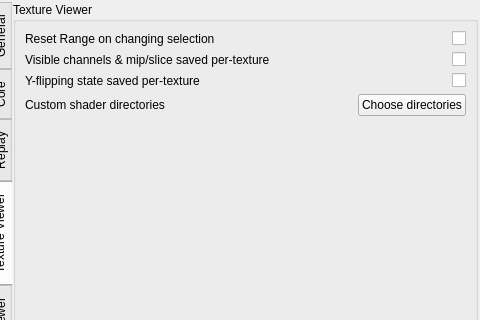
baldurk/renderdoc, file qrenderdoc/Windows/Dialogs/SettingsDialog.ui: the form before one commit; both pictures show x 121 to 601 and y 0 to 320 of the 601 by 571 pixel window.
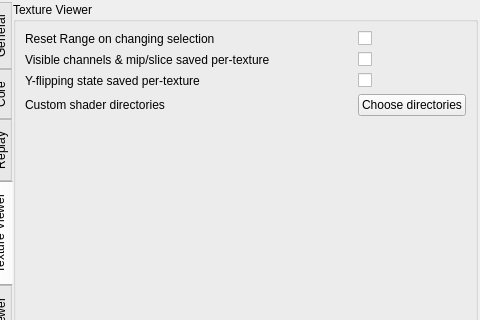
The form after the commit. Custom widgets are drawn as their Qt base class.

Commit message: Remove RightToLeft property that was accidentally added

What changed in the file:
```diff
--- a/qrenderdoc/Windows/Dialogs/SettingsDialog.ui
+++ b/qrenderdoc/Windows/Dialogs/SettingsDialog.ui
@@ -670,9 +670,6 @@
             <property name="toolTip">
              <string>Reset visible range when changing event or texture</string>
             </property>
-            <property name="layoutDirection">
-             <enum>Qt::RightToLeft</enum>
-            </property>
             <property name="text">
              <string/>
             </property>
@@ -689,9 +686,6 @@
             <property name="toolTip">
              <string>Settings such as visible channels (RGBA) and selected mip/slice are remembered and restored per-texture.</string>
             </property>
-            <property name="layoutDirection">
-             <enum>Qt::RightToLeft</enum>
-            </property>
             <property name="text">
              <string/>
             </property>
@@ -734,9 +728,6 @@
             <property name="toolTip">
              <string>Y-flipping state is remembered and restored per-texture, rather than treated as a global toggle.</string>
             </property>
-            <property name="layoutDirection">
-             <enum>Qt::RightToLeft</enum>
-            </property>
             <property name="text">
              <string/>
             </property>
```
